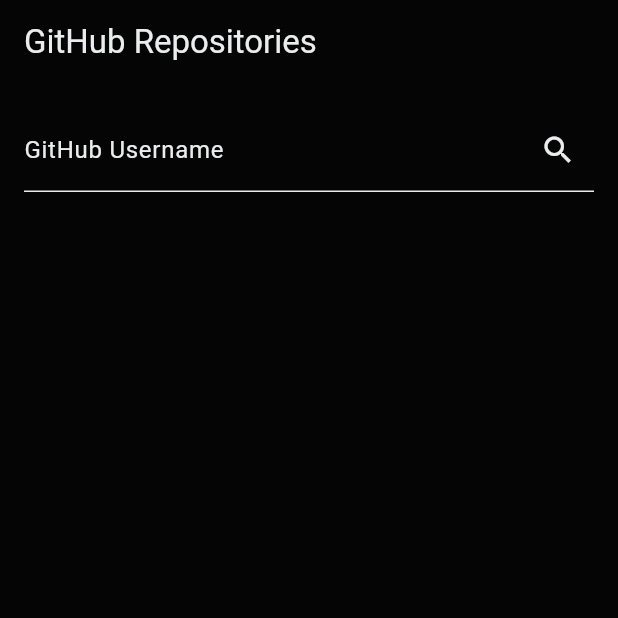
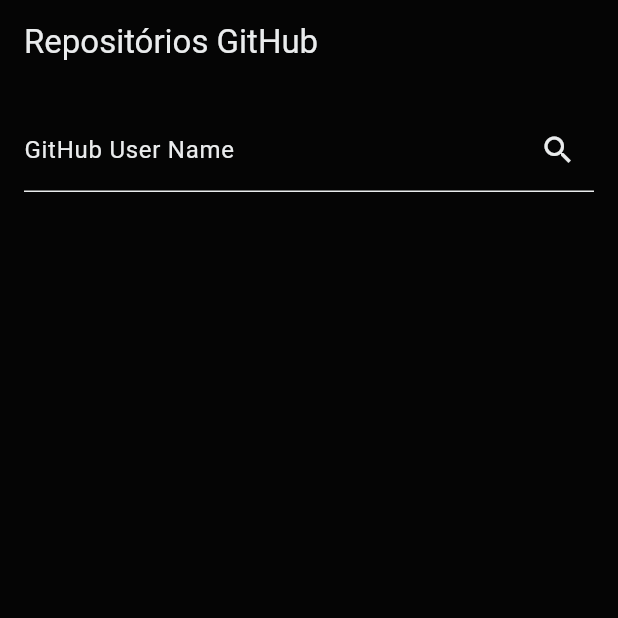
Before and after one commit to DevEssencials/flutter-github-consumo-api, a Flutter app: the screen it shows after launch, on a phone screen of 412 x 824 dp, the top half of it. Run offline on Flutter 3.47's test engine with Material 3 defaults, Android fonts, the phone set to English and light mode, and no system bars.

```diff
--- a/lib/pages/home_page.dart
+++ b/lib/pages/home_page.dart
@@ -6,7 +6,7 @@ class MyApp extends StatelessWidget {
   @override
   Widget build(BuildContext context) {
     return MaterialApp(
-      title: 'GitHub Repositories',
+      title: 'Consumo de API - GitHub',
       theme: ThemeData(
         primarySwatch: Colors.blue,
         colorScheme: const ColorScheme(
@@ -32,12 +32,14 @@ class RepoPage extends StatelessWidget {
 
   RepoPage({super.key});
 
+
+
   @override
   Widget build(BuildContext context) {
     final repoProvider = Provider.of<RepoProvider>(context);
 
     return Scaffold(
-      appBar: AppBar(title: const Text('GitHub Repositories')),
+      appBar: AppBar(title: const Text('Repositórios GitHub')),
       body: Column(
         children: [
           Padding(
@@ -46,7 +48,7 @@ class RepoPage extends StatelessWidget {
               onFieldSubmitted: (_) => repoProvider.fetchRepos(_controller.text.trim()),
               controller: _controller,
               decoration: InputDecoration(
-                labelText: 'GitHub Username',
+                labelText: 'GitHub User Name',
                 suffixIcon: IconButton(
                   icon:const Icon(Icons.search),
                   onPressed: () {
@@ -73,7 +75,7 @@ class RepoPage extends StatelessWidget {
                   final repo = repoProvider.repos[index];
                   return ListTile(
                     title: Text(repo['name']),
-                    subtitle: Text(repo['description'] ?? 'No description'),
+                    subtitle: Text(repo['description'] ?? 'Sem descrição'),
                     trailing: const Icon(Icons.code),
                     onTap: () => print(repo['html_url']),
                   );
--- a/lib/service/http_service.dart
+++ b/lib/service/http_service.dart
@@ -10,7 +10,11 @@ class GitHubService {
 
     if (response.statusCode == 200) {
       return jsonDecode(response.body);
-    } else {
+    }
+    else if(response.statusCode == 404){
+      throw Exception('Página não encontrada');
+    }
+    else {
       throw Exception('Failed to fetch repositories');
     }
   }
```
